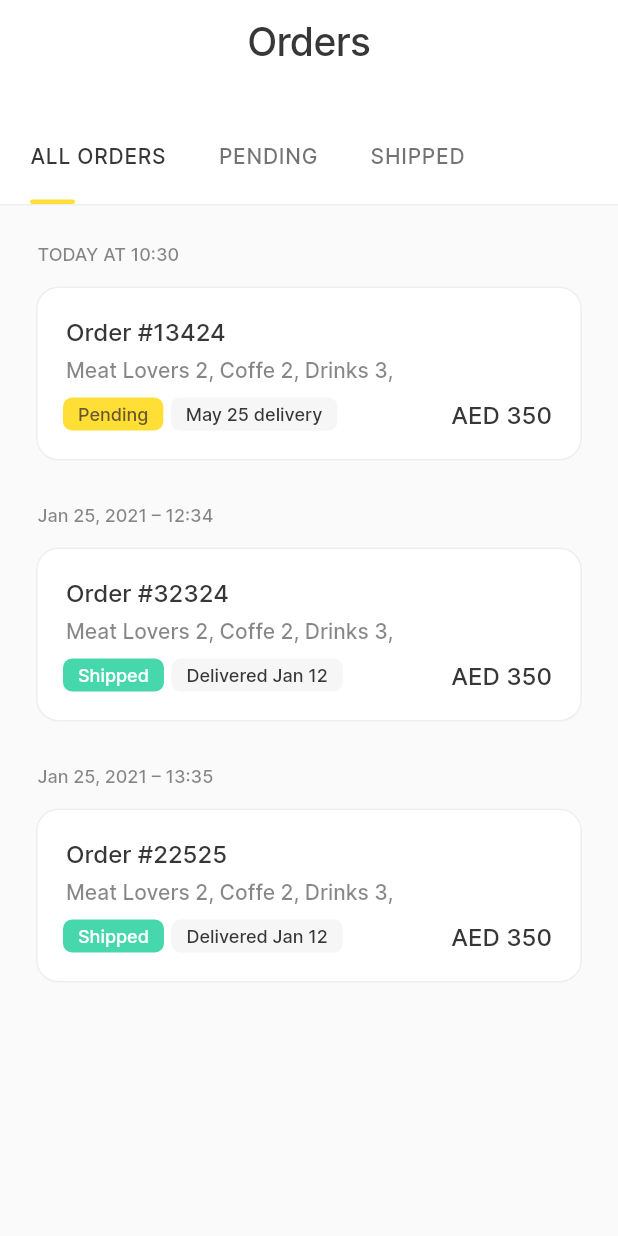
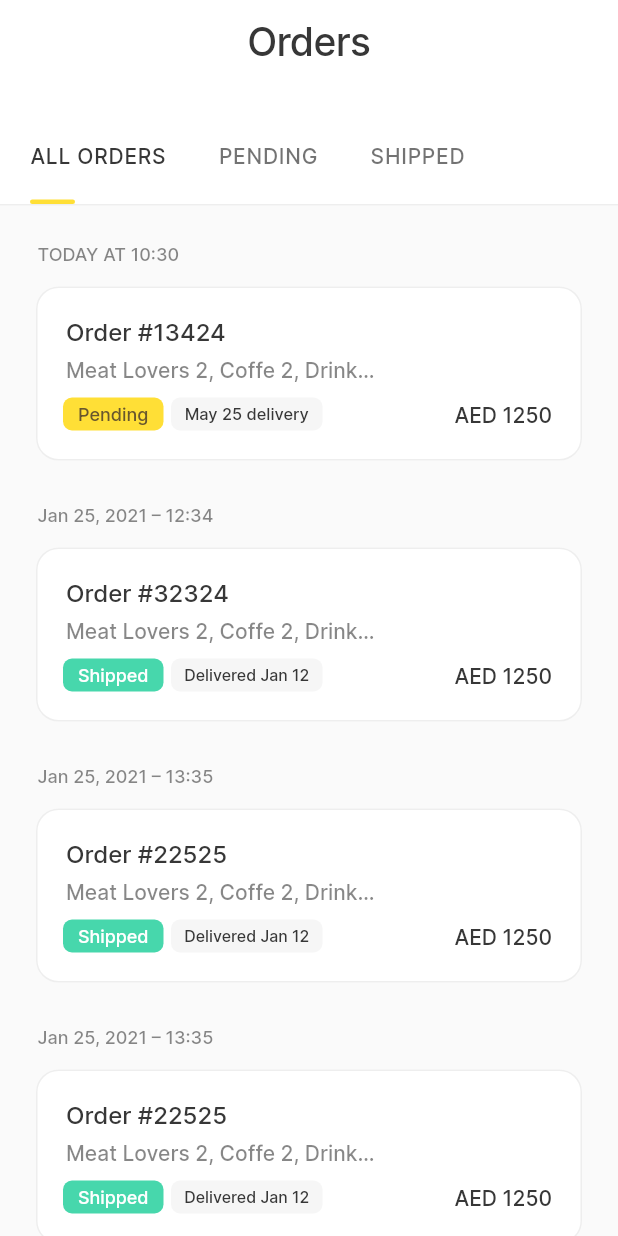
Before and after one commit to fcolakovic2/meelz, a Flutter app: the screen it shows after launch, on a phone screen of 412 x 824 dp. Run offline on Flutter 3.47's test engine with Material 2 defaults, Android fonts, the phone set to English and light mode, and no system bars; our stand-ins replace flutter_svg.

Commit message:
prepravljanje prvog user storya

```diff
--- a/lib/services/generate_random_string.dart
+++ b/lib/services/generate_random_string.dart
@@ -5,7 +5,7 @@ class GenerateStringService implements GenerateRandomInterface {
   @override
   String generateRandomString(int len) {
     var r = Random();
-    const _chars = 'ABbCDEFGHIJKLMNOPQRSTUVWXYZ1234567890';
+    const _chars = 'ABCDEFGHIJKLMNOPQRSTUVWXYZ1234567890';
     return List.generate(len, (index) => _chars[r.nextInt(_chars.length)])
         .join();
   }
--- a/lib/utils/dummy_data/dummy_data.dart
+++ b/lib/utils/dummy_data/dummy_data.dart
@@ -44,6 +44,22 @@ List<CustomCard> cardsList = [
     DateTime(2021, 1, 25, 13, 35),
     DateTime(2021, 1, 12, 12, 34),
   ),
+  CustomCard(
+    "Order #22525",
+    productsDetails,
+    "",
+    "Shipped",
+    DateTime(2021, 1, 25, 13, 35),
+    DateTime(2021, 1, 12, 12, 34),
+  ),
+  CustomCard(
+    "Order #22525",
+    productsDetails,
+    "",
+    "Shipped",
+    DateTime(2021, 1, 25, 13, 35),
+    DateTime(2021, 1, 12, 12, 34),
+  ),
 ];
 
 List<Widget> widgetsList = [
@@ -57,7 +73,7 @@ var productsDetails = [
     'title': 'Meat Lovers',
     'description': 'BlenderMix system for ultra-fine blen sadasd',
     'quantity': '2',
-    'price': '50',
+    'price': '500',
     'img': 'assets/images/Rectangle711.png'
   },
   {
--- a/lib/utils/shared/card_custom/widgets/delivery_date_chip.dart
+++ b/lib/utils/shared/card_custom/widgets/delivery_date_chip.dart
@@ -12,6 +12,9 @@ class DeliveryDateChip extends StatelessWidget {
     return Container(
       decoration: decorationChipDelivery(),
       height: 22,
+      width: 101,
+      child: FittedBox(
+        fit: BoxFit.fitWidth,
         child: Row(
           children: [
             Padding(
@@ -28,6 +31,7 @@ class DeliveryDateChip extends StatelessWidget {
             ),
           ],
         ),
+      ),
     );
   }
 }
--- a/lib/utils/shared/card_custom/widgets/pending_chip.dart
+++ b/lib/utils/shared/card_custom/widgets/pending_chip.dart
@@ -12,6 +12,9 @@ class PendingChip extends StatelessWidget {
     return Container(
       decoration: decorationChip(status),
       height: 22,
+      width: 67,
+      child: FittedBox(
+        fit: BoxFit.fitWidth,
         child: Row(
           children: [
             Padding(
@@ -23,6 +26,7 @@ class PendingChip extends StatelessWidget {
             ),
           ],
         ),
+      ),
     );
   }
 }
--- a/lib/utils/shared/card_custom/widgets/price_without_image.dart
+++ b/lib/utils/shared/card_custom/widgets/price_without_image.dart
@@ -11,9 +11,15 @@ class PriceWithoutImage extends StatelessWidget {
 
   @override
   Widget build(BuildContext context) {
-    return Text(
-      cijena,
-      style: stilCijene,
+    return Container(
+      width: 65,
+      child: FittedBox(
+        fit: BoxFit.fitWidth,
+        child: Text(
+          cijena,
+          style: stilCijene,
+        ),
+      ),
     );
   }
 }
--- a/lib/utils/shared/card_custom/widgets/subtitle_without_image.dart
+++ b/lib/utils/shared/card_custom/widgets/subtitle_without_image.dart
@@ -17,7 +17,7 @@ class SubtitleWithoutImage extends StatelessWidget {
         Padding(
           padding: const EdgeInsets.only(left: 20.0, bottom: 10.0),
           child: SizedBox(
-            width: MediaQuery.of(context).size.width * 0.8,
+            width: 211,
             child: Text(
               podnaslov,
               softWrap: false,
--- a/lib/view/order_details_screen/widgets/app_bar_custom.dart
+++ b/lib/view/order_details_screen/widgets/app_bar_custom.dart
@@ -15,7 +15,11 @@ AppBar appBarCustom2(text) {
           child: IconBack(),
         ),
         Container(
-          child: Text(text, style: stilNaslovaAppBar),
+          width: 244,
+          child: FittedBox(
+            fit: BoxFit.fitWidth,
+            child: Text(text, style: stilNaslovaAppBar),
+          ),
         ),
         Container(
           width: 20,
--- a/lib/view/orders_screen/widgets/listview_custom.dart
+++ b/lib/view/orders_screen/widgets/listview_custom.dart
@@ -30,7 +30,11 @@ NotificationListener<OverscrollIndicatorNotification> listViewCustom(cardsList,
                               "TODAY AT ${DateFormat('kk:mm').format(cardsList[counter].orderDate)}",
                               style: stilDatuma),
                     ),
-                    cardsList[counter],
+                    counter == cardsList.length - 1
+                        ? Padding(
+                            padding: const EdgeInsets.only(bottom: 25),
+                            child: cardsList[counter])
+                        : cardsList[counter],
                   ],
                 ),
               )
--- a/lib/view/orders_screen/widgets/tabbar_custom.dart
+++ b/lib/view/orders_screen/widgets/tabbar_custom.dart
@@ -30,7 +30,7 @@ class _TabBarCustomState extends State<TabBarCustom> {
         child: Container(
           margin: const EdgeInsets.only(left: 20.0, right: .0),
           child: Container(
-            width: MediaQuery.of(context).size.width / 1.2,
+            width: MediaQuery.of(context).size.width / 1.1,
             child: TabBar(
               labelColor: const Color(0xFF373737),
               unselectedLabelColor: const Color(0xFF373737).withOpacity(0.7),
```
Lines whose indentation alone changed are shown as unchanged.
